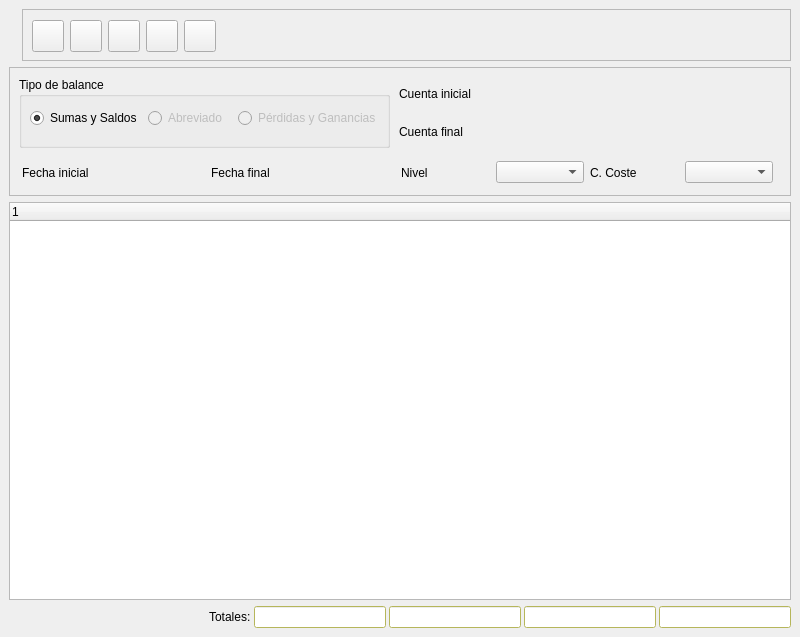
Before: the Qt Designer form bulmages/bulmacont/src/contabilidad/balancebase.ui in eboladev/Bulmages-1, drawn with Qt 5.
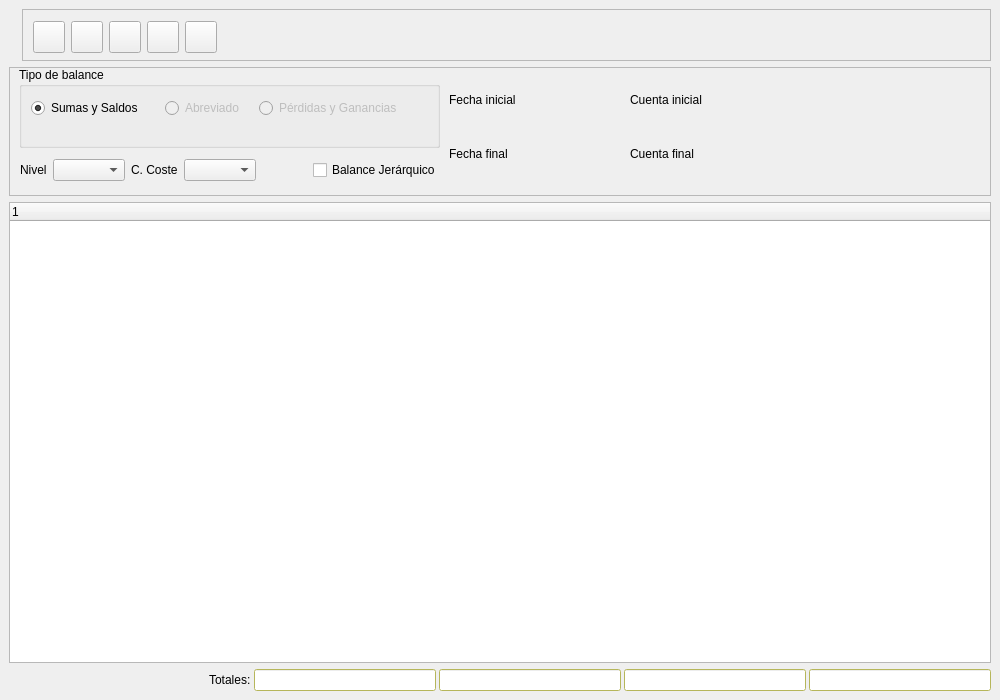
After: the same form once the commit is applied. Icons and pictures are not drawn. Custom widgets are drawn as their Qt base class.

Commit message: Se habilita la opcion de ver ver el balance de forma jerarquica (tipo arbol). El siguiente punto sera preparar una presentacion estandar para el balance abreviado...

Patch:
```diff
--- a/bulmages/bulmacont/src/contabilidad/balancebase.ui
+++ b/bulmages/bulmacont/src/contabilidad/balancebase.ui
@@ -8,8 +8,8 @@
    <rect>
     <x>0</x>
     <y>0</y>
-    <width>800</width>
-    <height>637</height>
+    <width>1000</width>
+    <height>700</height>
    </rect>
   </property>
   <property name="sizePolicy" >
@@ -39,6 +39,377 @@
    <property name="spacing" >
     <number>6</number>
    </property>
+   <item row="1" column="0" colspan="2" >
+    <widget class="QFrame" name="frame_2" >
+     <property name="sizePolicy" >
+      <sizepolicy>
+       <hsizetype>7</hsizetype>
+       <vsizetype>7</vsizetype>
+       <horstretch>0</horstretch>
+       <verstretch>0</verstretch>
+      </sizepolicy>
+     </property>
+     <property name="minimumSize" >
+      <size>
+       <width>0</width>
+       <height>0</height>
+      </size>
+     </property>
+     <property name="maximumSize" >
+      <size>
+       <width>16777215</width>
+       <height>129</height>
+      </size>
+     </property>
+     <property name="frameShape" >
+      <enum>QFrame::StyledPanel</enum>
+     </property>
+     <property name="frameShadow" >
+      <enum>QFrame::Raised</enum>
+     </property>
+     <widget class="QWidget" name="layoutWidget" >
+      <property name="geometry" >
+       <rect>
+        <x>11</x>
+        <y>91</y>
+        <width>421</width>
+        <height>25</height>
+       </rect>
+      </property>
+      <layout class="QGridLayout" >
+       <property name="margin" >
+        <number>0</number>
+       </property>
+       <property name="spacing" >
+        <number>6</number>
+       </property>
+       <item row="0" column="2" >
+        <spacer>
+         <property name="orientation" >
+          <enum>Qt::Horizontal</enum>
+         </property>
+         <property name="sizeHint" >
+          <size>
+           <width>360</width>
+           <height>20</height>
+          </size>
+         </property>
+        </spacer>
+       </item>
+       <item row="0" column="3" >
+        <widget class="QCheckBox" name="checksuperiores" >
+         <property name="text" >
+          <string>Balance Jerárquico</string>
+         </property>
+        </widget>
+       </item>
+       <item row="0" column="1" >
+        <layout class="QHBoxLayout" >
+         <property name="margin" >
+          <number>0</number>
+         </property>
+         <property name="spacing" >
+          <number>6</number>
+         </property>
+         <item>
+          <widget class="QLabel" name="textLabel1" >
+           <property name="text" >
+            <string>C. Coste</string>
+           </property>
+          </widget>
+         </item>
+         <item>
+          <widget class="QComboBox" name="combocoste" />
+         </item>
+        </layout>
+       </item>
+       <item row="0" column="0" >
+        <layout class="QHBoxLayout" >
+         <property name="margin" >
+          <number>0</number>
+         </property>
+         <property name="spacing" >
+          <number>6</number>
+         </property>
+         <item>
+          <widget class="QLabel" name="textLabel1_2" >
+           <property name="text" >
+            <string>Nivel</string>
+           </property>
+          </widget>
+         </item>
+         <item>
+          <widget class="QComboBox" name="combonivel" />
+         </item>
+        </layout>
+       </item>
+      </layout>
+     </widget>
+     <widget class="QGroupBox" name="groupBox" >
+      <property name="geometry" >
+       <rect>
+        <x>10</x>
+        <y>0</y>
+        <width>421</width>
+        <height>81</height>
+       </rect>
+      </property>
+      <property name="title" >
+       <string>Tipo de balance</string>
+      </property>
+      <widget class="QRadioButton" name="abreviadoButton" >
+       <property name="enabled" >
+        <bool>false</bool>
+       </property>
+       <property name="geometry" >
+        <rect>
+         <x>146</x>
+         <y>31</y>
+         <width>91</width>
+         <height>20</height>
+        </rect>
+       </property>
+       <property name="text" >
+        <string>Abreviado</string>
+       </property>
+      </widget>
+      <widget class="QRadioButton" name="sumasysaldosButton" >
+       <property name="geometry" >
+        <rect>
+         <x>12</x>
+         <y>31</y>
+         <width>121</width>
+         <height>20</height>
+        </rect>
+       </property>
+       <property name="text" >
+        <string>Sumas y Saldos</string>
+       </property>
+       <property name="checked" >
+        <bool>true</bool>
+       </property>
+      </widget>
+      <widget class="QRadioButton" name="resultadosButton" >
+       <property name="enabled" >
+        <bool>false</bool>
+       </property>
+       <property name="geometry" >
+        <rect>
+         <x>240</x>
+         <y>31</y>
+         <width>171</width>
+         <height>20</height>
+        </rect>
+       </property>
+       <property name="text" >
+        <string>Pérdidas y Ganancias</string>
+       </property>
+      </widget>
+     </widget>
+     <widget class="QWidget" name="layoutWidget" >
+      <property name="geometry" >
+       <rect>
+        <x>440</x>
+        <y>12</y>
+        <width>531</width>
+        <height>101</height>
+       </rect>
+      </property>
+      <layout class="QGridLayout" >
+       <property name="margin" >
+        <number>0</number>
+       </property>
+       <property name="spacing" >
+        <number>6</number>
+       </property>
+       <item row="0" column="1" >
+        <layout class="QVBoxLayout" >
+         <property name="margin" >
+          <number>0</number>
+         </property>
+         <property name="spacing" >
+          <number>6</number>
+         </property>
+         <item>
+          <widget class="QLabel" name="TextLabel1_3" >
+           <property name="sizePolicy" >
+            <sizepolicy>
+             <hsizetype>7</hsizetype>
+             <vsizetype>7</vsizetype>
+             <horstretch>0</horstretch>
+             <verstretch>0</verstretch>
+            </sizepolicy>
+           </property>
+           <property name="text" >
+            <string>Cuenta inicial</string>
+           </property>
+          </widget>
+         </item>
+         <item>
+          <widget class="BusquedaCuenta" name="m_codigoinicial" >
+           <property name="sizePolicy" >
+            <sizepolicy>
+             <hsizetype>0</hsizetype>
+             <vsizetype>0</vsizetype>
+             <horstretch>0</horstretch>
+             <verstretch>0</verstretch>
+            </sizepolicy>
+           </property>
+           <property name="minimumSize" >
+            <size>
+             <width>100</width>
+             <height>0</height>
+            </size>
+           </property>
+          </widget>
+         </item>
+        </layout>
+       </item>
+       <item row="0" column="0" >
+        <layout class="QVBoxLayout" >
+         <property name="margin" >
+          <number>0</number>
+         </property>
+         <property name="spacing" >
+          <number>6</number>
+         </property>
+         <item>
+          <widget class="QLabel" name="TextLabel1_2_2" >
+           <property name="sizePolicy" >
+            <sizepolicy>
+             <hsizetype>7</hsizetype>
+             <vsizetype>7</vsizetype>
+             <horstretch>0</horstretch>
+             <verstretch>0</verstretch>
+            </sizepolicy>
+           </property>
+           <property name="maximumSize" >
+            <size>
+             <width>175</width>
+             <height>16777215</height>
+            </size>
+           </property>
+           <property name="text" >
+            <string>Fecha inicial</string>
+           </property>
+          </widget>
+         </item>
+         <item>
+          <widget class="BusquedaFecha" name="m_fechainicial1" >
+           <property name="sizePolicy" >
+            <sizepolicy>
+             <hsizetype>0</hsizetype>
+             <vsizetype>0</vsizetype>
+             <horstretch>0</horstretch>
+             <verstretch>0</verstretch>
+            </sizepolicy>
+           </property>
+           <property name="maximumSize" >
+            <size>
+             <width>100</width>
+             <height>32767</height>
+            </size>
+           </property>
+          </widget>
+         </item>
+        </layout>
+       </item>
+       <item row="1" column="0" >
+        <layout class="QVBoxLayout" >
+         <property name="margin" >
+          <number>0</number>
+         </property>
+         <property name="spacing" >
+          <number>6</number>
+         </property>
+         <item>
+          <widget class="QLabel" name="TextLabel1_2_2_2" >
+           <property name="sizePolicy" >
+            <sizepolicy>
+             <hsizetype>7</hsizetype>
+             <vsizetype>7</vsizetype>
+             <horstretch>0</horstretch>
+             <verstretch>0</verstretch>
+            </sizepolicy>
+           </property>
+           <property name="maximumSize" >
+            <size>
+             <width>175</width>
+             <height>16777215</height>
+            </size>
+           </property>
+           <property name="text" >
+            <string>Fecha final</string>
+           </property>
+          </widget>
+         </item>
+         <item>
+          <widget class="BusquedaFecha" name="m_fechafinal1" >
+           <property name="sizePolicy" >
+            <sizepolicy>
+             <hsizetype>0</hsizetype>
+             <vsizetype>0</vsizetype>
+             <horstretch>0</horstretch>
+             <verstretch>0</verstretch>
+            </sizepolicy>
+           </property>
+           <property name="maximumSize" >
+            <size>
+             <width>100</width>
+             <height>32767</height>
+            </size>
+           </property>
+          </widget>
+         </item>
+        </layout>
+       </item>
+       <item row="1" column="1" >
+        <layout class="QVBoxLayout" >
+         <property name="margin" >
+          <number>0</number>
+         </property>
+         <property name="spacing" >
+          <number>6</number>
+         </property>
+         <item>
+          <widget class="QLabel" name="TextLabel1_3_2" >
+           <property name="sizePolicy" >
+            <sizepolicy>
+             <hsizetype>7</hsizetype>
+             <vsizetype>7</vsizetype>
+             <horstretch>0</horstretch>
+             <verstretch>0</verstretch>
+            </sizepolicy>
+           </property>
+           <property name="text" >
+            <string>Cuenta final</string>
+           </property>
+          </widget>
+         </item>
+         <item>
+          <widget class="BusquedaCuenta" name="m_codigofinal" >
+           <property name="sizePolicy" >
+            <sizepolicy>
+             <hsizetype>0</hsizetype>
+             <vsizetype>0</vsizetype>
+             <horstretch>0</horstretch>
+             <verstretch>0</verstretch>
+            </sizepolicy>
+           </property>
+           <property name="minimumSize" >
+            <size>
+             <width>100</width>
+             <height>0</height>
+            </size>
+           </property>
+          </widget>
+         </item>
+        </layout>
+       </item>
+      </layout>
+     </widget>
+    </widget>
+   </item>
    <item row="0" column="1" >
     <widget class="QFrame" name="frame_3" >
      <property name="sizePolicy" >
@@ -64,20 +435,122 @@
      <widget class="QWidget" name="layoutWidget" >
       <property name="geometry" >
        <rect>
-        <x>10</x>
-        <y>10</y>
-        <width>681</width>
+        <x>11</x>
+        <y>11</y>
+        <width>903</width>
         <height>34</height>
        </rect>
       </property>
-      <layout class="QHBoxLayout" >
+      <layout class="QGridLayout" >
        <property name="margin" >
         <number>0</number>
        </property>
        <property name="spacing" >
         <number>6</number>
        </property>
-       <item>
+       <item row="0" column="4" >
+        <widget class="QToolButton" name="mui_actualizar" >
+         <property name="minimumSize" >
+          <size>
+           <width>32</width>
+           <height>32</height>
+          </size>
+         </property>
+         <property name="toolTip" >
+          <string>Actualizar balance</string>
+         </property>
+         <property name="whatsThis" >
+          <string>Actualizar balance</string>
+         </property>
+         <property name="text" >
+          <string/>
+         </property>
+         <property name="icon" >
+          <iconset resource="../../../bulmages-recursos-graficos.qrc" >:/Genericos32x32/images/pendientes/i_reload.png</iconset>
+         </property>
+         <property name="iconSize" >
+          <size>
+           <width>22</width>
+           <height>22</height>
+          </size>
+         </property>
+         <property name="checkable" >
+          <bool>false</bool>
+         </property>
+         <property name="checked" >
+          <bool>false</bool>
+         </property>
+        </widget>
+       </item>
+       <item row="0" column="3" >
+        <widget class="QToolButton" name="mui_configurar" >
+         <property name="minimumSize" >
+          <size>
+           <width>32</width>
+           <height>32</height>
+          </size>
+         </property>
+         <property name="toolTip" >
+          <string>Configurar</string>
+         </property>
+         <property name="whatsThis" >
+          <string>Configurar</string>
+         </property>
+         <property name="text" >
+          <string/>
+         </property>
+         <property name="icon" >
+          <iconset resource="../../../bulmages-recursos-graficos.qrc" >:/Genericos32x32/images/pendientes/i_packageSettings.png</iconset>
+         </property>
+         <property name="iconSize" >
+          <size>
+           <width>22</width>
+           <height>22</height>
+          </size>
+         </property>
+         <property name="checkable" >
+          <bool>false</bool>
+         </property>
+         <property name="checked" >
+          <bool>false</bool>
+         </property>
+        </widget>
+       </item>
+       <item row="0" column="2" >
+        <widget class="QToolButton" name="mui_filtrar" >
+         <property name="minimumSize" >
+          <size>
+           <width>32</width>
+           <height>32</height>
+          </size>
+         </property>
+         <property name="toolTip" >
+          <string>Filtrar balance</string>
+         </property>
+         <property name="whatsThis" >
+          <string>Filtrar balance</string>
+         </property>
+         <property name="text" >
+          <string/>
+         </property>
+         <property name="icon" >
+          <iconset resource="../../../bulmages-recursos-graficos.qrc" >:/Genericos32x32/images/pendientes/i_find.png</iconset>
+         </property>
+         <property name="iconSize" >
+          <size>
+           <width>22</width>
+           <height>22</height>
+          </size>
+         </property>
+         <property name="checkable" >
+          <bool>true</bool>
+         </property>
+         <property name="checked" >
+          <bool>false</bool>
+         </property>
+        </widget>
+       </item>
+       <item row="0" column="0" >
         <widget class="QToolButton" name="mui_guardar" >
          <property name="minimumSize" >
           <size>
@@ -111,7 +584,7 @@
          </property>
         </widget>
        </item>
-       <item>
+       <item row="0" column="1" >
         <widget class="QToolButton" name="mui_imprimir" >
          <property name="minimumSize" >
           <size>
@@ -139,109 +612,7 @@
          </property>
         </widget>
        </item>
-       <item>
-        <widget class="QToolButton" name="mui_filtrar" >
-         <property name="minimumSize" >
-          <size>
-           <width>32</width>
-           <height>32</height>
-          </size>
-         </property>
-         <property name="toolTip" >
-          <string>Filtrar balance</string>
-         </property>
-         <property name="whatsThis" >
-          <string>Filtrar balance</string>
-         </property>
-         <property name="text" >
-          <string/>
-         </property>
-         <property name="icon" >
-          <iconset resource="../../../bulmages-recursos-graficos.qrc" >:/Genericos32x32/images/pendientes/i_find.png</iconset>
-         </property>
-         <property name="iconSize" >
-          <size>
-           <width>22</width>
-           <height>22</height>
-          </size>
-         </property>
-         <property name="checkable" >
-          <bool>true</bool>
-         </property>
-         <property name="checked" >
-          <bool>false</bool>
-         </property>
-        </widget>
-       </item>
-       <item>
-        <widget class="QToolButton" name="mui_configurar" >
-         <property name="minimumSize" >
-          <size>
-           <width>32</width>
-           <height>32</height>
-          </size>
-         </property>
-         <property name="toolTip" >
-          <string>Configurar</string>
-         </property>
-         <property name="whatsThis" >
-          <string>Configurar</string>
-         </property>
-         <property name="text" >
-          <string/>
-         </property>
-         <property name="icon" >
-          <iconset resource="../../../bulmages-recursos-graficos.qrc" >:/Genericos32x32/images/pendientes/i_packageSettings.png</iconset>
-         </property>
-         <property name="iconSize" >
-          <size>
-           <width>22</width>
-           <height>22</height>
-          </size>
-         </property>
-         <property name="checkable" >
-          <bool>false</bool>
-         </property>
-         <property name="checked" >
-          <bool>false</bool>
-         </property>
-        </widget>
-       </item>
-       <item>
-        <widget class="QToolButton" name="mui_actualizar" >
-         <property name="minimumSize" >
-          <size>
-           <width>32</width>
-           <height>32</height>
-          </size>
-         </property>
-         <property name="toolTip" >
-          <string>Actualizar balance</string>
-         </property>
-         <property name="whatsThis" >
-          <string>Actualizar balance</string>
-         </property>
-         <property name="text" >
-          <string/>
-         </property>
-         <property name="icon" >
-          <iconset resource="../../../bulmages-recursos-graficos.qrc" >:/Genericos32x32/images/pendientes/i_reload.png</iconset>
-         </property>
-         <property name="iconSize" >
-          <size>
-           <width>22</width>
-           <height>22</height>
-          </size>
-         </property>
-         <property name="checkable" >
-          <bool>false</bool>
-         </property>
-         <property name="checked" >
-          <bool>false</bool>
-         </property>
-        </widget>
-       </item>
-       <item>
+       <item row="0" column="5" >
         <spacer>
          <property name="orientation" >
           <enum>Qt::Horizontal</enum>
@@ -251,8 +622,8 @@
          </property>
          <property name="sizeHint" >
           <size>
-           <width>489</width>
-           <height>20</height>
+           <width>711</width>
+           <height>32</height>
           </size>
          </property>
         </spacer>
@@ -1421,267 +1792,6 @@
      </property>
     </widget>
    </item>
-   <item row="1" column="0" colspan="2" >
-    <widget class="QFrame" name="frame_2" >
-     <property name="sizePolicy" >
-      <sizepolicy>
-       <hsizetype>7</hsizetype>
-       <vsizetype>7</vsizetype>
-       <horstretch>0</horstretch>
-       <verstretch>0</verstretch>
-      </sizepolicy>
-     </property>
-     <property name="minimumSize" >
-      <size>
-       <width>0</width>
-       <height>0</height>
-      </size>
-     </property>
-     <property name="maximumSize" >
-      <size>
-       <width>16777215</width>
-       <height>129</height>
-      </size>
-     </property>
-     <property name="frameShape" >
-      <enum>QFrame::StyledPanel</enum>
-     </property>
-     <property name="frameShadow" >
-      <enum>QFrame::Raised</enum>
-     </property>
-     <widget class="QWidget" name="layoutWidget" >
-      <property name="geometry" >
-       <rect>
-        <x>13</x>
-        <y>90</y>
-        <width>751</width>
-        <height>31</height>
-       </rect>
-      </property>
-      <layout class="QHBoxLayout" >
-       <property name="margin" >
-        <number>0</number>
-       </property>
-       <property name="spacing" >
-        <number>6</number>
-       </property>
-       <item>
-        <layout class="QHBoxLayout" >
-         <property name="margin" >
-          <number>0</number>
-         </property>
-         <property name="spacing" >
-          <number>6</number>
-         </property>
-         <item>
-          <widget class="QLabel" name="TextLabel1_2_2" >
-           <property name="text" >
-            <string>Fecha inicial</string>
-           </property>
-          </widget>
-         </item>
-         <item>
-          <widget class="BusquedaFecha" name="m_fechainicial1" >
-           <property name="maximumSize" >
-            <size>
-             <width>100</width>
-             <height>32767</height>
-            </size>
-           </property>
-          </widget>
-         </item>
-        </layout>
-       </item>
-       <item>
-        <layout class="QHBoxLayout" >
-         <property name="margin" >
-          <number>0</number>
-         </property>
-         <property name="spacing" >
-          <number>6</number>
-         </property>
-         <item>
-          <widget class="QLabel" name="TextLabel1_2_2_2" >
-           <property name="text" >
-            <string>Fecha final</string>
-           </property>
-          </widget>
-         </item>
-         <item>
-          <widget class="BusquedaFecha" name="m_fechafinal1" >
-           <property name="maximumSize" >
-            <size>
-             <width>100</width>
-             <height>32767</height>
-            </size>
-           </property>
-          </widget>
-         </item>
-        </layout>
-       </item>
-       <item>
-        <layout class="QHBoxLayout" >
-         <property name="margin" >
-          <number>0</number>
-         </property>
-         <property name="spacing" >
-          <number>6</number>
-         </property>
-         <item>
-          <widget class="QLabel" name="textLabel1_2" >
-           <property name="text" >
-            <string>Nivel</string>
-           </property>
-          </widget>
-         </item>
-         <item>
-          <widget class="QComboBox" name="combonivel" />
-         </item>
-        </layout>
-       </item>
-       <item>
-        <layout class="QHBoxLayout" >
-         <property name="margin" >
-          <number>0</number>
-         </property>
-         <property name="spacing" >
-          <number>6</number>
-         </property>
-         <item>
-          <widget class="QLabel" name="textLabel1" >
-           <property name="text" >
-            <string>C. Coste</string>
-           </property>
-          </widget>
-         </item>
-         <item>
-          <widget class="QComboBox" name="combocoste" />
-         </item>
-        </layout>
-       </item>
-      </layout>
-     </widget>
-     <widget class="QWidget" name="layoutWidget" >
-      <property name="geometry" >
-       <rect>
-        <x>390</x>
-        <y>10</y>
-        <width>381</width>
-        <height>71</height>
-       </rect>
-      </property>
-      <layout class="QHBoxLayout" >
-       <property name="margin" >
-        <number>0</number>
-       </property>
-       <property name="spacing" >
-        <number>6</number>
-       </property>
-       <item>
-        <layout class="QVBoxLayout" >
-         <property name="margin" >
-          <number>0</number>
-         </property>
-         <property name="spacing" >
-          <number>6</number>
-         </property>
-         <item>
-          <widget class="QLabel" name="TextLabel1_3" >
-           <property name="text" >
-            <string>Cuenta inicial</string>
-           </property>
-          </widget>
-         </item>
-         <item>
-          <widget class="QLabel" name="TextLabel1_3_2" >
-           <property name="text" >
-            <string>Cuenta final</string>
-           </property>
-          </widget>
-         </item>
-        </layout>
-       </item>
-       <item>
-        <layout class="QVBoxLayout" >
-         <property name="margin" >
-          <number>0</number>
-         </property>
-         <property name="spacing" >
-          <number>6</number>
-         </property>
-         <item>
-          <widget class="BusquedaCuenta" name="m_codigoinicial" />
-         </item>
-         <item>
-          <widget class="BusquedaCuenta" name="m_codigofinal" />
-         </item>
-        </layout>
-       </item>
-      </layout>
-     </widget>
-     <widget class="QGroupBox" name="groupBox" >
-      <property name="geometry" >
-       <rect>
-        <x>10</x>
-        <y>10</y>
-        <width>371</width>
-        <height>71</height>
-       </rect>
-      </property>
-      <property name="title" >
-       <string>Tipo de balance</string>
-      </property>
-      <widget class="QWidget" name="layoutWidget" >
-       <property name="geometry" >
-        <rect>
-         <x>11</x>
-         <y>30</y>
-         <width>351</width>
-         <height>22</height>
-        </rect>
-       </property>
-       <layout class="QHBoxLayout" >
-        <property name="margin" >
-         <number>0</number>
-        </property>
-        <property name="spacing" >
-         <number>6</number>
-        </property>
-        <item>
-         <widget class="QRadioButton" name="sumasysaldosButton" >
-          <property name="text" >
-           <string>Sumas y Saldos</string>
-          </property>
-          <property name="checked" >
-           <bool>true</bool>
-          </property>
-         </widget>
-        </item>
-        <item>
-         <widget class="QRadioButton" name="abreviadoButton" >
-          <property name="enabled" >
-           <bool>false</bool>
-          </property>
-          <property name="text" >
-           <string>Abreviado</string>
-          </property>
-         </widget>
-        </item>
-        <item>
-         <widget class="QRadioButton" name="resultadosButton" >
-          <property name="enabled" >
-           <bool>false</bool>
-          </property>
-          <property name="text" >
-           <string>Pérdidas y Ganancias</string>
-          </property>
-         </widget>
-        </item>
-       </layout>
-      </widget>
-     </widget>
-    </widget>
-   </item>
   </layout>
  </widget>
  <layoutdefault spacing="3" margin="3" />
```
Left out of the diff: 12 changed lines with no effect on the pictures. The commit also changes 2 other files.
